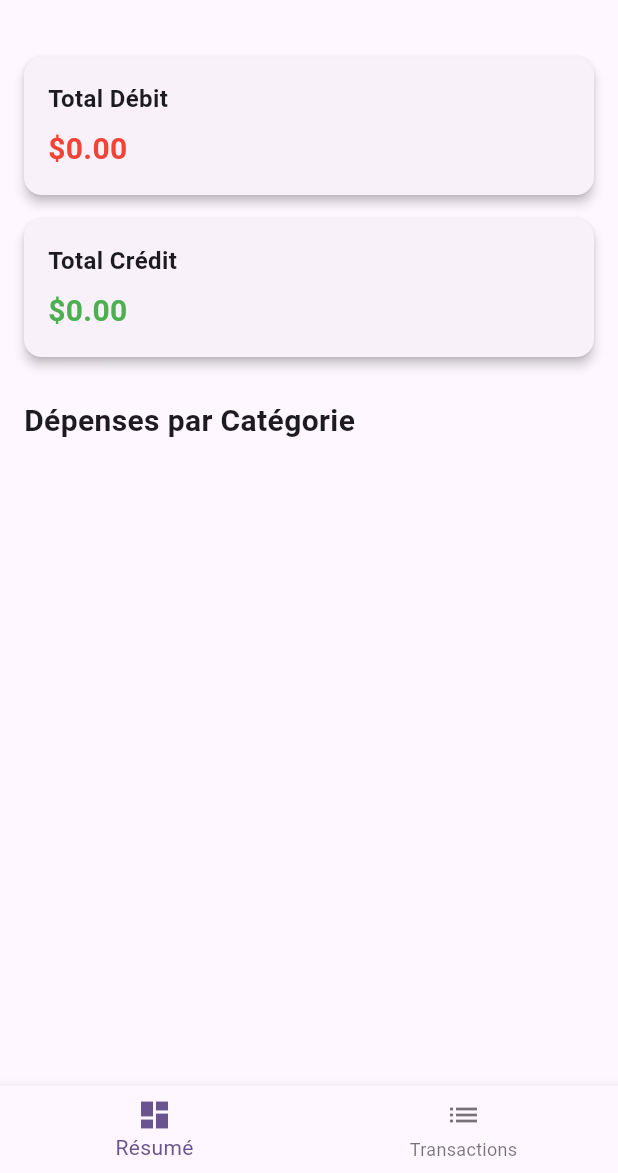
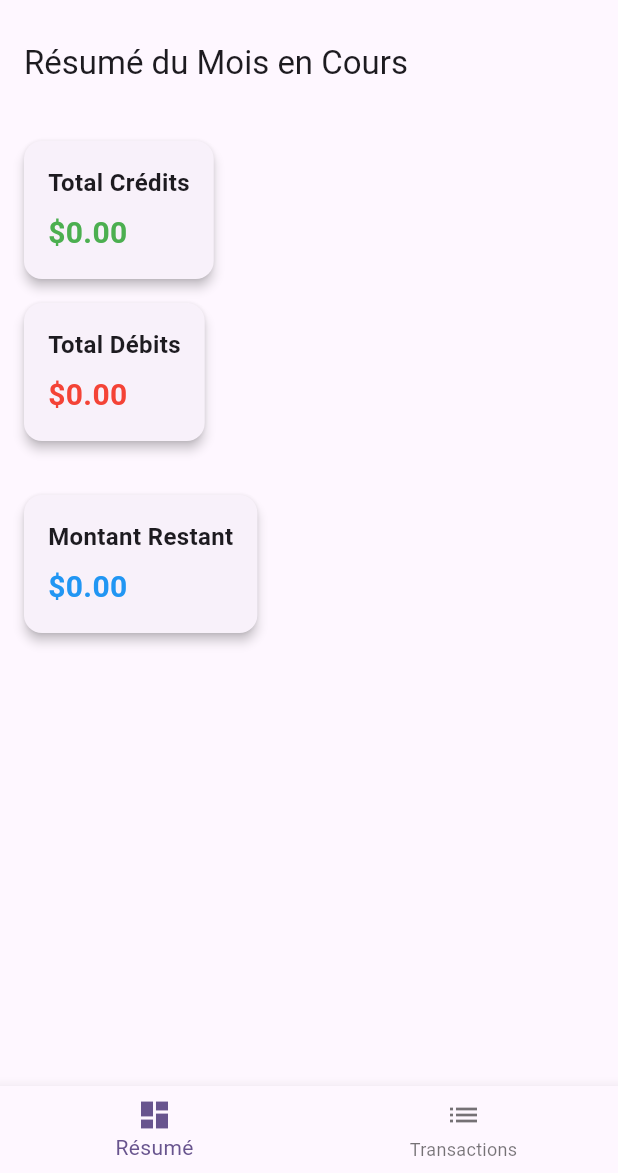
Before and after one commit to PavelDelhomme/flutter_budget_management, a Flutter app: the screen it shows once a user with an empty profile is signed in, on a phone screen of 412 x 824 dp, the part 63-1236 px from its top. Run offline on Flutter 3.47's test engine with Material 3 defaults, Android fonts, the phone set to English and light mode, and no system bars; our stand-ins replace another_flushbar, cloud_firestore, firebase_auth, firebase_core, firebase_storage, fl_chart and 8 more; missing offline and left inert: nominatim_geocoding, random_color; accounts and stored records are empty.

Commit message:
Système de page en récupérant tout les débit et crédit ne fonctionne pas encore completment en cours de migrations

```diff
--- a/lib/utils/transactions.dart
+++ b/lib/utils/transactions.dart
@@ -28,7 +28,7 @@ Future<void> copyRecurringTransactions(
       isRecurring: debitData['isRecurring'],
       amount: debitData['amount'],
       photos: List<String>.from(debitData['photos'] ?? []),
-      localisation: LatLng(debitData['localisation'].latitude, debitData['localisation'].longitude),
+      localisation: debitData['localisation'],
       categorie_id: debitData['categorie_id'],
     );
 
@@ -76,7 +76,7 @@ Future<void> addDebitTransaction({
   required double amount,
   String? notes,
   List<String>? receiptUrls,
-  LatLng? location,
+  GeoPoint? location,
   bool isRecurring = false,
 }) async {
   final transactionId = generateTransactionId();
@@ -88,7 +88,7 @@ Future<void> addDebitTransaction({
     isRecurring: isRecurring,
     amount: amount,
     photos: receiptUrls,
-    localisation: location ?? LatLng(0, 0),
+    localisation: location ?? const GeoPoint(0, 0),
     categorie_id: categoryId,
   );
 
--- a/lib/views/budget/summary_view.dart
+++ b/lib/views/budget/summary_view.dart
@@ -3,6 +3,7 @@ import 'package:flutter/material.dart';
 import 'package:cloud_firestore/cloud_firestore.dart';
 import 'package:firebase_auth/firebase_auth.dart';
 import 'package:random_color/random_color.dart';  // Importation pour générer des couleurs aléatoires
+import 'package:budget_management/models/good_models.dart';
 
 class SummaryView extends StatefulWidget {
   const SummaryView({Key? key}) : super(key: key);
@@ -12,80 +13,54 @@ class SummaryView extends StatefulWidget {
 }
 
 class _SummaryViewState extends State<SummaryView> {
-  final RandomColor _randomColor = RandomColor();
+  double totalCredit = 0.0;
+  double totalDebit = 0.0;
+  double remainingAmount = 0.0;
+
+  Future<void> _calculateMonthlySummary() async {
+    final user = FirebaseAuth.instance.currentUser;
+    if (user != null) {
+      DateTime now = DateTime.now();
+      DateTime startOfMonth = DateTime(now.year, now.month, 1);
+
+      final budgetSnapshot = await FirebaseFirestore.instance
+          .collection('budgets')
+          .where('user_id', isEqualTo: user.uid)
+          .where('month', isEqualTo: Timestamp.fromDate(startOfMonth))
+          .get();
+
+      if (budgetSnapshot.docs.isNotEmpty) {
+        Budget budget = Budget.fromMap(budgetSnapshot.docs.first.data());
+
+        totalDebit = await budget.calculateDebit();
+        totalCredit = await budget.calculateCredit();
+        remainingAmount = totalCredit - totalDebit;
+
+        setState(() {});
+      }
+    }
+  }
+
+  @override
+  void initState() {
+    super.initState();
+    _calculateMonthlySummary();
+  }
 
   @override
   Widget build(BuildContext context) {
-    final user = FirebaseAuth.instance.currentUser;
-
     return Scaffold(
+      appBar: AppBar(title: const Text('Résumé du Mois en Cours')),
       body: Padding(
         padding: const EdgeInsets.all(16.0),
-        child: StreamBuilder<QuerySnapshot>(
-          stream: FirebaseFirestore.instance.collection('debits')
-              .where('user_id', isEqualTo: user?.uid)
-              .snapshots(),
-          builder: (context, debitSnapshot) {
-            if (debitSnapshot.connectionState == ConnectionState.waiting) {
-              return const Center(child: CircularProgressIndicator());
-            }
-
-            return StreamBuilder<QuerySnapshot>(
-              stream: FirebaseFirestore.instance.collection('credits')
-                  .where('user_id', isEqualTo: user?.uid)
-                  .snapshots(),
-              builder: (context, creditSnapshot) {
-                if (creditSnapshot.connectionState == ConnectionState.waiting) {
-                  return const Center(child: CircularProgressIndicator());
-                }
-
-                // Fusionner les données des deux collections
-                List<QueryDocumentSnapshot> transactions = [
-                  ...debitSnapshot.data?.docs ?? [],
-                  ...creditSnapshot.data?.docs ?? [],
-                ];
-
-                double totalDebit = 0.0;
-                double totalCredit = 0.0;
-                Map<String, double> categorySpending = {};
-
-                for (var doc in transactions) {
-                  final data = doc.data() as Map<String, dynamic>;
-                  final category = data['categorie_id'] ?? 'Inconnu';
-                  final amount = (data['amount'] as num?)?.toDouble() ?? 0.0;
-                  final isDebit = doc.reference.parent.id == 'debits';
-
-                  if (isDebit) {
-                    totalDebit += amount;
-                    if (categorySpending.containsKey(category)) {
-                      categorySpending[category] = categorySpending[category]! + amount;
-                    } else {
-                      categorySpending[category] = amount;
-                    }
-                  } else {
-                    totalCredit += amount;
-                  }
-                }
-
-                return ListView(
-                  children: [
-                    _buildBudgetCard("Total Débit", totalDebit.toStringAsFixed(2), Colors.red),
-                    _buildBudgetCard("Total Crédit", totalCredit.toStringAsFixed(2), Colors.green),
-                    const SizedBox(height: 20),
-                    const Text(
-                      "Dépenses par Catégorie",
-                      style: TextStyle(fontSize: 20, fontWeight: FontWeight.bold),
-                    ),
-                    const SizedBox(height: 10),
-                    ...categorySpending.entries.map((entry) {
-                      final color = _randomColor.randomColor();
-                      return _buildBudgetCard(entry.key, entry.value.toStringAsFixed(2), color);
-                    }).toList(),
-                  ],
-                );
-              },
-            );
-          },
+        child: Column(
+          crossAxisAlignment: CrossAxisAlignment.start,
+          children: [
+            _buildBudgetCard("Total Crédits", totalCredit.toStringAsFixed(2), Colors.green),
+            _buildBudgetCard("Total Débits", totalDebit.toStringAsFixed(2), Colors.red),
+            const SizedBox(height: 20),
+            _buildBudgetCard("Montant Restant", remainingAmount.toStringAsFixed(2), Colors.blue),
+          ],
         ),
       ),
     );
@@ -96,7 +71,7 @@ class _SummaryViewState extends State<SummaryView> {
       elevation: 3.0,
       margin: const EdgeInsets.symmetric(vertical: 8.0),
       child: Padding(
-        padding: EdgeInsets.all(16.0),
+        padding: const EdgeInsets.all(16.0),
         child: Column(
           crossAxisAlignment: CrossAxisAlignment.start,
           children: [
--- a/lib/views/budget/transaction/transaction_form_screen.dart
+++ b/lib/views/budget/transaction/transaction_form_screen.dart
@@ -333,7 +333,7 @@ class _TransactionFormScreenState extends State<TransactionFormScreen> {
             amount: amount,
             notes: notes,
             receiptUrls: updatedReceiptUrls,
-            location: LatLng(geoPoint!.latitude, geoPoint.longitude),
+            location: geoPoint,
             isRecurring: isReccuring,
           );
         } else {
```
Also changed, not shown: lib/models/good_models.dart (+31 -8 lines), lib/views/budget/saving/savings_page.dart (+75 -35 lines), lib/views/budget/transaction/transaction_details_modal.dart (+34 -17 lines), lib/views/budget/transaction/transactions_view.dart (+45 -31 lines).
